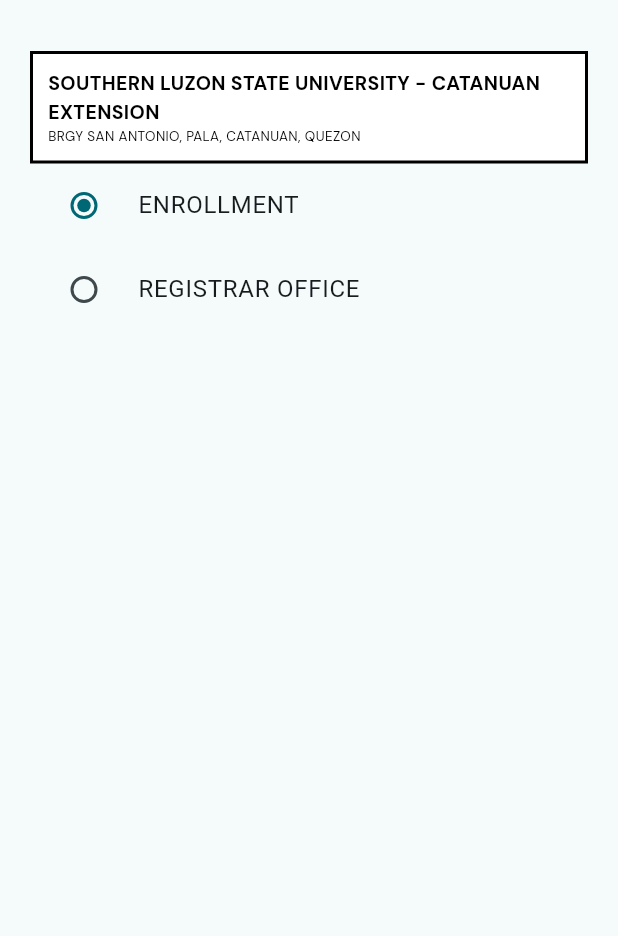
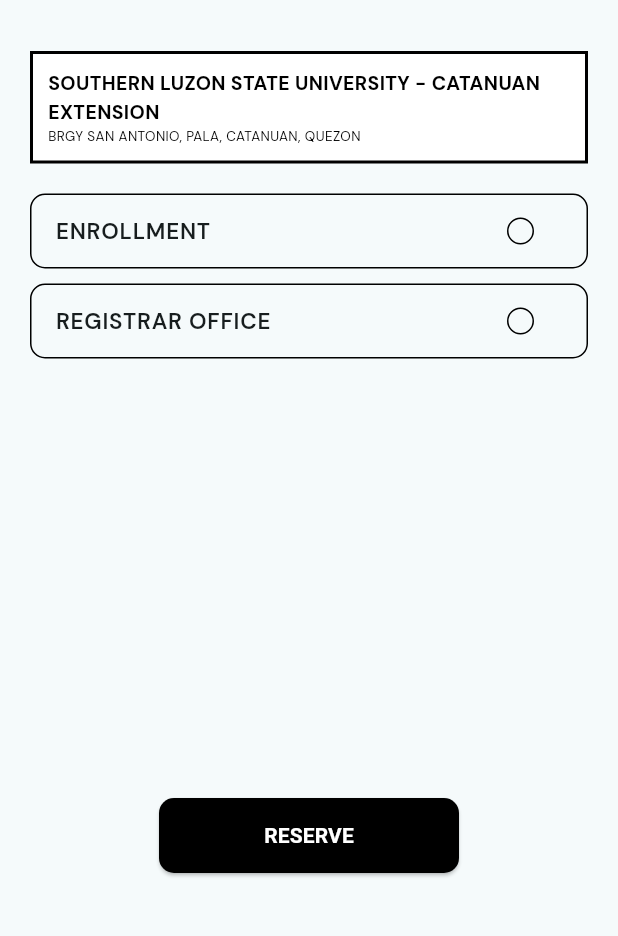
Before and after one commit to kyuremmmmz/queuev_mobile, a Flutter app: the QeueReservationScreen screen opened by its route, swiped to page 2, on a phone screen of 412 x 824 dp, the part 63-999 px from its top. Run offline on Flutter 3.47's test engine with Material 3 defaults, Android fonts, the phone set to English and light mode, and no system bars; our stand-ins replace flutter_secure_storage, get_it, google_fonts; missing offline and left inert: qr_code_scanner_plus; accounts and stored records are empty.

Commit message:
added na bes

```diff
--- a/Frontend/queingapp/lib/injection.dart
+++ b/Frontend/queingapp/lib/injection.dart
@@ -7,6 +7,7 @@ import 'package:queingapp/domain/usecases/GetAuth/auth_usecases.dart';
 import 'package:queingapp/presentation/provider/AuthenticationProviders/auth_provider.dart';
 import 'package:queingapp/presentation/provider/AuthenticationProviders/storage_provider.dart';
 import 'package:queingapp/presentation/provider/AuthenticationProviders/validators_provider.dart';
+import 'package:queingapp/presentation/provider/FormProviders/qeue_provider.dart';
 import 'package:queingapp/presentation/provider/QrProviders/qr_view_provider.dart';
 
 
@@ -27,6 +28,7 @@ void init(){
   //PRESENTATION LAYER
   sl.registerLazySingleton(()=>AuthProvider(authUsecases:sl() ));
   sl.registerLazySingleton(()=>ValidatorsProvider());
+  sl.registerLazySingleton(() => QeueProvider());
   sl.registerLazySingleton(()=>StorageProvider());
   sl.registerLazySingleton(()=>QrViewProvider());
 }
--- a/Frontend/queingapp/lib/main.dart
+++ b/Frontend/queingapp/lib/main.dart
@@ -4,6 +4,7 @@ import 'package:provider/provider.dart';
 import 'package:queingapp/presentation/provider/AuthenticationProviders/auth_provider.dart';
 import 'package:queingapp/presentation/provider/AuthenticationProviders/storage_provider.dart';
 import 'package:queingapp/presentation/provider/AuthenticationProviders/validators_provider.dart';
+import 'package:queingapp/presentation/provider/FormProviders/qeue_provider.dart';
 import 'package:queingapp/presentation/provider/QrProviders/qr_view_provider.dart';
 import 'package:queingapp/presentation/screens/auth_checker.dart';
 import 'package:queingapp/presentation/screens/home/home_screen.dart';
@@ -28,6 +29,7 @@ class MyApp extends StatelessWidget {
       ChangeNotifierProvider(create: (_) => di.sl<ValidatorsProvider>()),
       ChangeNotifierProvider(create: (_) => di.sl<StorageProvider>()),
       ChangeNotifierProvider(create: (_) => di.sl<QrViewProvider>()),
+      ChangeNotifierProvider(create: (_) => di.sl<QeueProvider>()),
     ],
     child: MaterialApp(
       routes:  {
--- /dev/null
+++ b/Frontend/queingapp/lib/presentation/provider/FormProviders/qeue_provider.dart
@@ -0,0 +1,20 @@
+import 'package:flutter/material.dart';
+
+class QeueProvider with ChangeNotifier {
+  int? _selectedOption;
+  final List<String> _options = ['ENROLLMENT', 'REGISTRAR OFFICE'];
+
+  int? get selectedOption => _selectedOption;
+  List<String> get options => _options;
+
+  Future<void> state(int? index, bool? value) async {
+    if (value == true) {
+      _selectedOption = index;
+      notifyListeners();
+    } else {
+      _selectedOption = null;
+      notifyListeners();
+    }
+    notifyListeners();
+  }
+}
--- a/Frontend/queingapp/lib/presentation/widgets/form/qeue/qeue_step2_form.dart
+++ b/Frontend/queingapp/lib/presentation/widgets/form/qeue/qeue_step2_form.dart
@@ -1,5 +1,9 @@
 import 'package:flutter/material.dart';
+import 'package:google_fonts/google_fonts.dart';
+import 'package:provider/provider.dart';
 import 'package:queingapp/domain/entities/Widgets/text_field_entity.dart';
+import 'package:queingapp/presentation/provider/FormProviders/qeue_provider.dart';
+import 'package:queingapp/presentation/widgets/buttons/reusable_button.dart';
 import 'package:queingapp/presentation/widgets/containers/reusable_container_widget.dart';
 
 class QeueStep2Form extends StatefulWidget {
@@ -10,68 +14,62 @@ class QeueStep2Form extends StatefulWidget {
 }
 
 class _QeueStep2FormState extends State<QeueStep2Form> {
-  final GlobalKey<FormState> _formKey = GlobalKey<FormState>();
-  final TextEditingController controller = TextEditingController();
-  bool _isField1Checked = true;
-  final bool _isField2Checked = false;
-  final generateController =
-      List.generate(2, (int index) => TextEditingController());
-  final List<TextFieldEntity> textFields = [
-    TextFieldEntity(
-      isEnabled: true,
-      validator: null,
-      suffixIcon: null,
-      icon: null,
-      isObscure: false,
-      hintText: "eg. Juan Dela Cruz",
-      controller: TextEditingController(),
-    ),
-    TextFieldEntity(
-      validator: null,
-      suffixIcon: null,
-      icon: null,
-      isObscure: false,
-      hintText: "eg. 1234567890",
-      controller: TextEditingController(),
-    ),
-  ];
-  @override
-  void dispose() {
-    controller.dispose();
-    super.dispose();
-  }
-
   @override
   Widget build(BuildContext context) {
+    final provider = Provider.of<QeueProvider>(context);
     return Form(
       child: Column(
         children: [
-          const SizedBox(
-            height: 20,
-          ),
+          const SizedBox(height: 20),
           ReusableContainerWidget(),
-          ListView.builder(
+          const SizedBox(height: 20,),
+          ListView.separated(
             shrinkWrap: true,
             physics: const NeverScrollableScrollPhysics(),
-            itemCount: 2, // Example count, adjust as needed
+            itemCount: provider.options.length,
             itemBuilder: (context, index) {
-              return RadioListTile(
-                value: _isField1Checked ? true : false,
-                groupValue: index == 0
-                    ? _isField1Checked
-                    : _isField2Checked
-                        ? 1
-                        : 0,
-                onChanged: (value) {
-                  setState(() {
-                    _isField1Checked = index == 0;
+              return CheckboxListTile(
+                checkColor: Colors.black,
+                tristate: true,
+                checkboxShape: CircleBorder(),
+                side: WidgetStateBorderSide.resolveWith(
+                  (Set<WidgetState> states) {
+                    if (states.contains(WidgetState.selected)) {
+                      return const BorderSide(color: Colors.black);
+                    }
+                    return const BorderSide(color: Colors.black);
+                  },
+                ),
 
-                  });
+                activeColor: Colors.white,
+                dense: true,
+                shape: RoundedRectangleBorder(
+                  borderRadius: BorderRadiusGeometry.all(Radius.circular(10)),
+                  side: BorderSide(color: Colors.black),
+                ),
+                value: provider.selectedOption == index,
+                title: Text(provider.options[index],
+                style: GoogleFonts.dmSans(
+                  fontSize: 15,
+                  fontWeight: FontWeight.w600
+                  ),
+                ),
+                controlAffinity: ListTileControlAffinity.trailing,
+                onChanged: (bool? value) {
+                  provider.state(index, value);
                 },
-                title: Text(index == 0 ? 'ENROLLMENT' : 'REGISTRAR OFFICE'),
-                controlAffinity: ListTileControlAffinity.leading,
               );
             },
+            separatorBuilder: (context, index) => const SizedBox(height: 10),
+          ),
+          const SizedBox(height: 293),
+          ReusableButton(
+            textColor: Colors.white,
+            backgroundColor: Colors.black,
+            title: 'RESERVE',
+            onPressed: () {},
+            width: 200,
+            height: 50,
           ),
         ],
       ),
```
